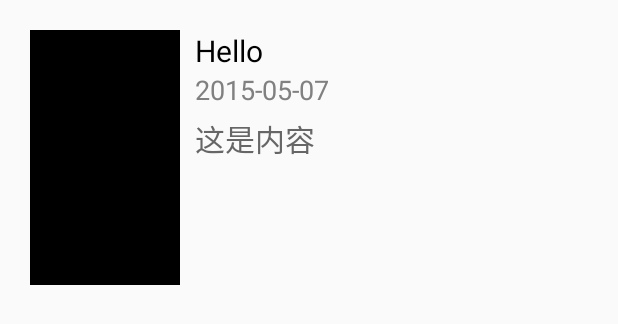
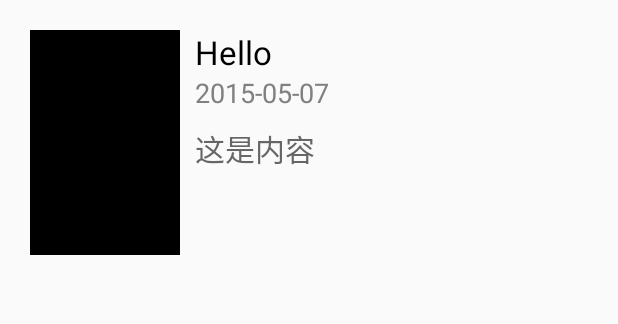
Before and after one commit to Groot-yu/HelloWorld3, an Android app: the layout layout_list_item.xml on its own in the app's theme, with its tools: preview values and no code run, on a phone screen of 412 x 824 dp. Shown: the top 324 px of the screen. Run offline under Robolectric (Android 15) with nearby library versions, the phone set to English and light mode, and no system bars.

Commit message:
台式机

```diff
--- a/app/src/main/AndroidManifest.xml
+++ b/app/src/main/AndroidManifest.xml
@@ -10,13 +10,13 @@
         android:roundIcon="@mipmap/ic_launcher_round"
         android:supportsRtl="true"
         android:theme="@style/AppTheme">
-        <activity android:name=".ImageViewActivity"></activity>
+        <activity android:name=".ImageViewActivity" />
         <activity android:name=".CheckBoxActivity" />
         <activity android:name=".RadioButtonActivity" />
         <activity android:name=".EditTextActivity" />
         <activity android:name=".ButtonActivity" />
         <activity android:name=".TextViewActivity" />
-        <activity android:name=".listview.ListViewActivity"/>
+        <activity android:name=".listview.ListViewActivity" />
         <activity android:name=".MainActivity">
             <intent-filter>
                 <action android:name="android.intent.action.MAIN" />
--- a/app/src/main/java/com/yyg/helloworld3/listview/MyListAdapter.java
+++ b/app/src/main/java/com/yyg/helloworld3/listview/MyListAdapter.java
@@ -56,8 +56,10 @@ public class MyListAdapter extends BaseAdapter {
 //          给vh赋值 连接vh convertView
             vh = (ViewHolder) convertView.getTag();
         }
-        Glide.with(mContext).load("https://www.baidu.com/img/emoji_58912914459c4f54cdc3d61bd6eac927.gif").into(vh.iv);
-        vh.tvtitle.setText("这是标题");
+        Glide.with(mContext).load("https://gss1.bdstatic.com/9vo3dSag_xI4khGkpoWK1HF6hhy/baike/c0%3Dbaike116%2C5%2C5%2C116%2C38/sign=30fe99efcecec3fd9f33af27b7e1bf5a/7a899e510fb30f24cb4b8820c595d143ad4b033b.jpg").into(vh.iv);
+//        Glide.with(mContext).load("https://timgsa.baidu.com/timg?image&quality=80&size=b9999_10000&sec=1563387058265&di=2c2c069a53a05feb4067b6bd4c7a278f&imgtype=0&src=http%3A%2F%2Fimg10.360buyimg.com%2FpopWaterMark%2Fg14%2FM07%2F17%2F1A%2FrBEhV1JrXO4IAAAAAAGSGuv1EaUAAEqAwBw-a0AAZIy171.jpg").into(vh.iv);
+
+        vh.tvtitle.setText("挪威的森林");
         vh.tvtime.setText("2019-07-17");
         vh.tvcontent.setText("《挪威的森林》是日本作家村上春树于1987年所著的一部长篇爱情小说。");
         return convertView;
--- /dev/null
+++ b/app/src/main/res/drawable/list_item.xml
@@ -0,0 +1,5 @@
+<?xml version="1.0" encoding="utf-8"?>
+<selector xmlns:android="http://schemas.android.com/apk/res/android">
+    <item android:drawable="@color/colorCustomize" android:state_pressed="true" />
+    <item android:drawable="@color/colorWhite" />
+</selector>
--- a/app/src/main/res/layout/activity_list_view.xml
+++ b/app/src/main/res/layout/activity_list_view.xml
@@ -7,9 +7,8 @@
     <ListView
         android:id="@+id/lv_1"
         android:layout_width="match_parent"
-        android:layout_height="wrap_content">
-
-
+        android:layout_height="wrap_content"
+        android:listSelector="@drawable/list_item">
 
     </ListView>
 </LinearLayout>
--- a/app/src/main/res/layout/layout_list_item.xml
+++ b/app/src/main/res/layout/layout_list_item.xml
@@ -8,7 +8,7 @@
     <ImageView
         android:id="@+id/iv"
         android:layout_width="100dp"
-        android:layout_height="170dp"
+        android:layout_height="150dp"
         android:background="#000"
         android:scaleType="fitXY" />
 
@@ -24,7 +24,7 @@
             android:layout_height="wrap_content"
             android:text="Hello"
             android:textColor="@color/colorBlack"
-            android:textSize="20sp" />
+            android:textSize="22sp" />
 
         <TextView
             android:id="@+id/tv_time"
@@ -38,7 +38,7 @@
             android:id="@+id/tv_content"
             android:layout_width="match_parent"
             android:layout_height="wrap_content"
-            android:layout_marginTop="5dp"
+            android:layout_marginTop="10dp"
             android:text="这是内容"
             android:textColor="@color/colorGrayDark"
             android:textSize="20sp" />
--- a/app/src/main/res/values/colors.xml
+++ b/app/src/main/res/values/colors.xml
@@ -3,8 +3,10 @@
     <color name="colorPrimary">#008577</color>
     <color name="colorPrimaryDark">#00574B</color>
     <color name="colorAccent">#D81B60</color>
-    <color name="colorBlack">#000000</color>
+
+    <color name="colorWhite">#FFFFFF</color>
     <color name="colorGray">#808080</color>
     <color name="colorGrayDark">#666666</color>
+    <color name="colorBlack">#000000</color>
     <color name="colorCustomize">#58FA58</color>
 </resources>
```
Also changed, not shown: app/src/main/java/com/yyg/helloworld3/listview/ListViewActivity.java (+16 -0 lines).
